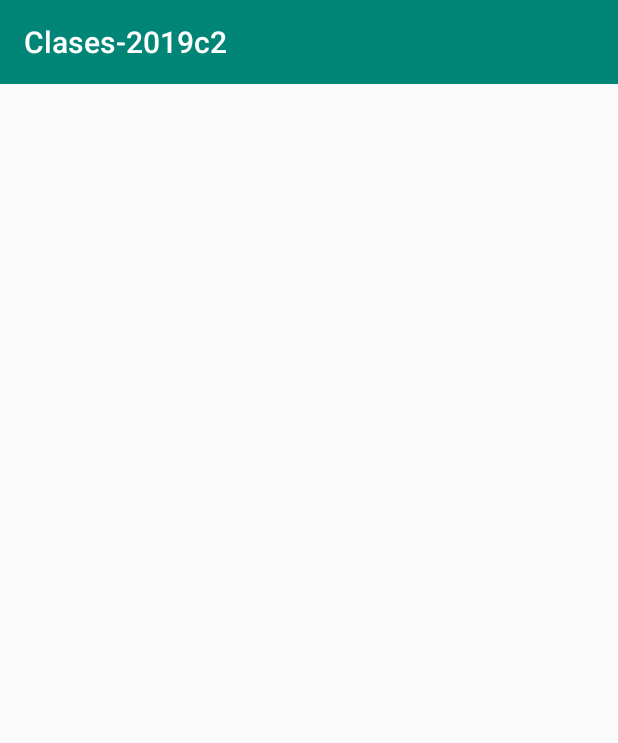
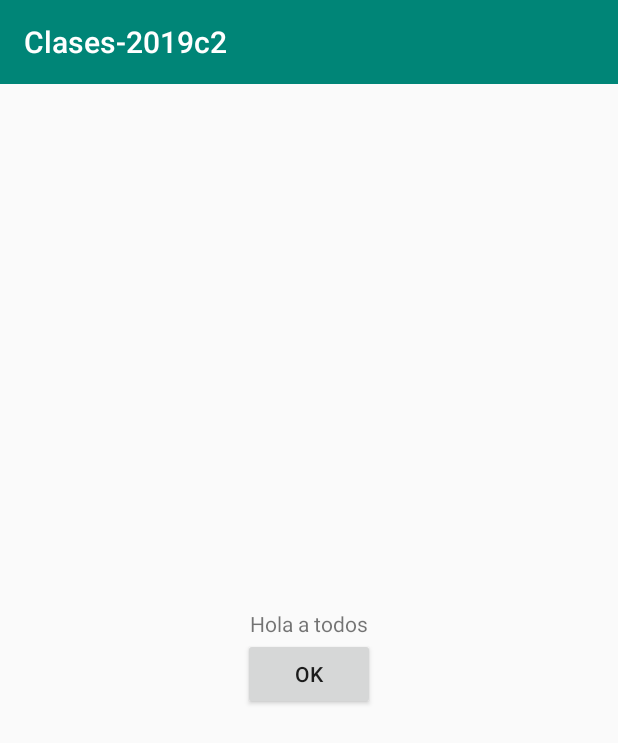
Before and after one commit to UTN-FRBA-Mobile/Clases-2019c2, an Android app: the screen it shows after launch (MainActivity), on a phone screen of 412 x 824 dp. Shown: the top 743 px of the screen. Run offline under Robolectric (Android 15) with nearby library versions, the phone set to English and light mode, and no system bars; libraries missing offline, so code that uses them is left out: ar.edu.utn.

Commit message:
Clase 02: Activities y Fragments

```diff
--- a/app/src/main/java/ar/edu/utn/frba/mobile/clases_2019c2/MainActivity.kt
+++ b/app/src/main/java/ar/edu/utn/frba/mobile/clases_2019c2/MainActivity.kt
@@ -1,14 +1,27 @@
 package ar.edu.utn.frba.mobile.clases_2019c2
 
 import android.os.Bundle
+import androidx.appcompat.app.AlertDialog
 import androidx.appcompat.app.AppCompatActivity
 import kotlinx.android.synthetic.main.activity_main.*
 
-class MainActivity : AppCompatActivity() {
+class MainActivity : AppCompatActivity(), MainFragment.OnFragmentInteractionListener {
 
     override fun onCreate(savedInstanceState: Bundle?) {
         super.onCreate(savedInstanceState)
         setContentView(R.layout.activity_main)
         setSupportActionBar(toolbar)
+        if (savedInstanceState == null) {
+            supportFragmentManager.beginTransaction()
+                .replace(R.id.fragmentContainer, MainFragment.newInstance(getString(R.string.hello)))
+                .commit()
+        }
+    }
+
+    override fun onOkTapped() {
+            AlertDialog.Builder(this)
+                .setTitle(R.string.hello)
+                .setPositiveButton(R.string.ok, { _, _ -> })
+                .create().show()
     }
 }
--- /dev/null
+++ b/app/src/main/java/ar/edu/utn/frba/mobile/clases_2019c2/MainFragment.kt
@@ -0,0 +1,101 @@
+package ar.edu.utn.frba.mobile.clases_2019c2
+
+import android.content.Context
+import android.net.Uri
+import android.os.Bundle
+import androidx.fragment.app.Fragment
+import android.view.LayoutInflater
+import android.view.View
+import android.view.ViewGroup
+import android.widget.TextView
+import kotlinx.android.synthetic.main.fragment_main.*
+
+
+private const val ARG_TITLE = "title"
+
+/**
+ * A simple [Fragment] subclass.
+ * Activities that contain this fragment must implement the
+ * [MainFragment.OnFragmentInteractionListener] interface
+ * to handle interaction events.
+ * Use the [MainFragment.newInstance] factory method to
+ * create an instance of this fragment.
+ *
+ */
+class MainFragment : Fragment() {
+    private var title: String? = null
+    private var listener: OnFragmentInteractionListener? = null
+
+    override fun onCreate(savedInstanceState: Bundle?) {
+        super.onCreate(savedInstanceState)
+        arguments?.let {
+            title = it.getString(ARG_TITLE)
+        }
+    }
+
+    override fun onCreateView(
+        inflater: LayoutInflater, container: ViewGroup?,
+        savedInstanceState: Bundle?
+    ): View? {
+        // Inflate the layout for this fragment
+        return inflater.inflate(R.layout.fragment_main, container, false)
+    }
+
+    override fun onViewCreated(view: View, savedInstanceState: Bundle?) {
+        super.onViewCreated(view, savedInstanceState)
+        view.findViewById<TextView>(R.id.titleTextView).text = title
+        okButton.setOnClickListener {
+            onButtonPressed()
+        }
+    }
+
+    fun onButtonPressed() {
+        listener?.onOkTapped()
+    }
+
+    override fun onAttach(context: Context) {
+        super.onAttach(context)
+        if (context is OnFragmentInteractionListener) {
+            listener = context
+        } else {
+            throw RuntimeException(context.toString() + " must implement OnFragmentInteractionListener")
+        }
+    }
+
+    override fun onDetach() {
+        super.onDetach()
+        listener = null
+    }
+
+    /**
+     * This interface must be implemented by activities that contain this
+     * fragment to allow an interaction in this fragment to be communicated
+     * to the activity and potentially other fragments contained in that
+     * activity.
+     *
+     *
+     * See the Android Training lesson [Communicating with Other Fragments]
+     * (http://developer.android.com/training/basics/fragments/communicating.html)
+     * for more information.
+     */
+    interface OnFragmentInteractionListener {
+        fun onOkTapped()
+    }
+
+    companion object {
+        /**
+         * Use this factory method to create a new instance of
+         * this fragment using the provided parameters.
+         *
+         * @param title Title.
+         * @return A new instance of fragment MainFragment.
+         */
+        @JvmStatic
+        fun newInstance(title: String) =
+            MainFragment().apply {
+                arguments = Bundle().apply {
+                    putString(ARG_TITLE, title)
+                }
+            }
+    }
+}
--- /dev/null
+++ b/app/src/main/res/layout/fragment_main.xml
@@ -0,0 +1,18 @@
+<?xml version="1.0" encoding="utf-8"?>
+<LinearLayout xmlns:android="http://schemas.android.com/apk/res/android"
+    xmlns:tools="http://schemas.android.com/tools"
+    android:layout_width="match_parent"
+    android:layout_height="match_parent"
+    android:orientation="vertical"
+    android:gravity="center"
+    tools:context=".MainFragment">
+
+    <TextView android:id="@+id/titleTextView"
+        android:layout_width="wrap_content"
+        android:layout_height="wrap_content"
+        tools:text="@string/hello"/>
+    <Button android:id="@+id/okButton"
+        android:layout_width="wrap_content"
+        android:layout_height="wrap_content"
+        android:text="@string/ok" />
+</LinearLayout>
--- a/app/src/main/res/values/strings.xml
+++ b/app/src/main/res/values/strings.xml
@@ -1,3 +1,6 @@
 <resources>
     <string name="app_name">Clases-2019c2</string>
+
+    <string name="hello">Hola a todos</string>
+    <string name="ok">OK</string>
 </resources>
```
Also changed, not shown: 1 other file.
